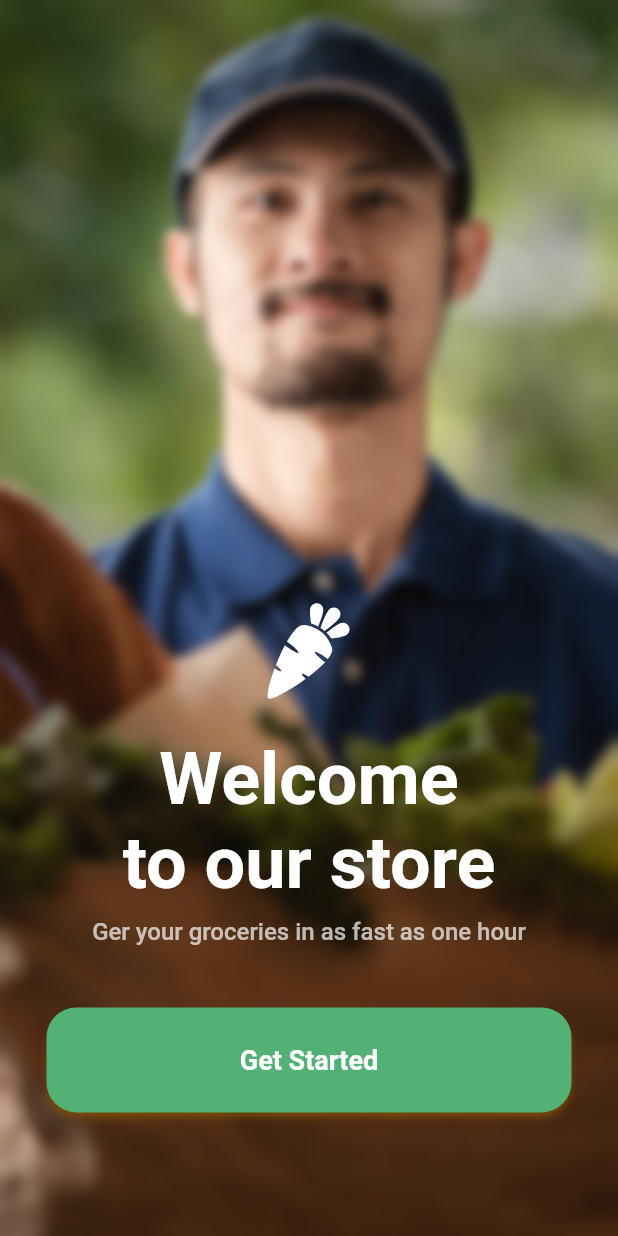
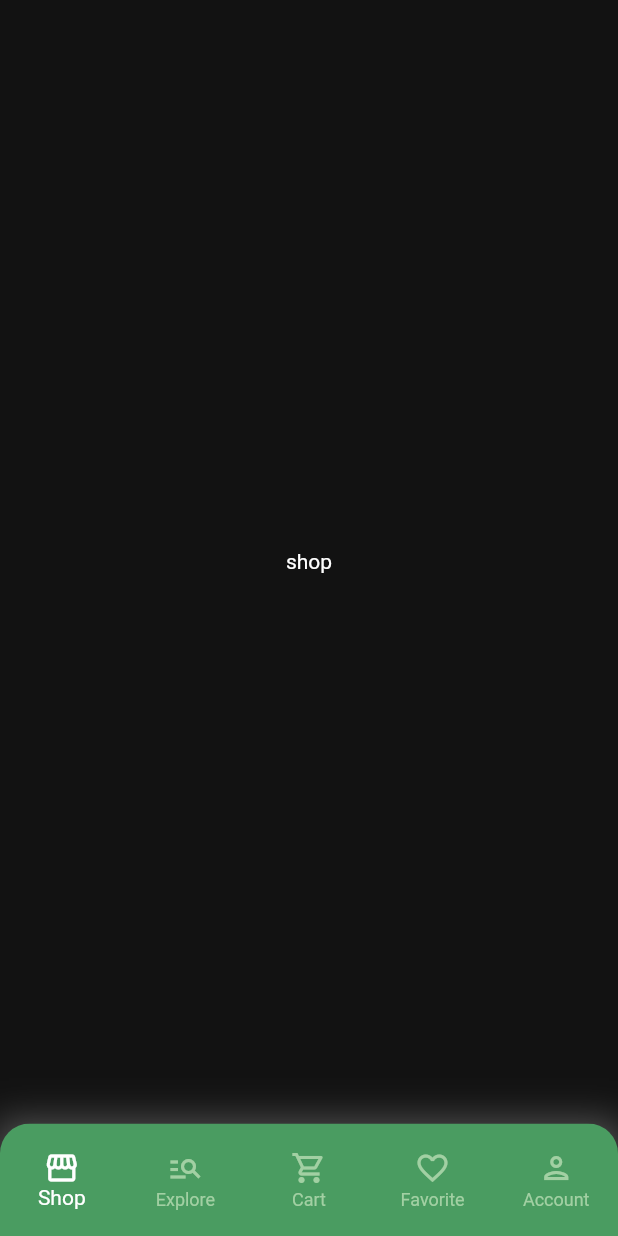
Before and after one commit to Mina329/nectar, a Flutter app: the screen it shows after launch, after a tap on "Get Started", on a phone screen of 412 x 824 dp. Run offline on Flutter 3.47's test engine with Material 2 defaults, Android fonts, the light colour scheme and no system bars; our stand-ins replace flutter_bloc, flutter_svg, go_router; Roboto replaces fonts that are missing (assets/fonts/Gilroy-Medium.ttf, assets/fonts/Gilroy-SemiBold.ttf).

Commit message:
add bottom navigation bar

```diff
--- a/lib/core/utils/color_manager.dart
+++ b/lib/core/utils/color_manager.dart
@@ -7,8 +7,10 @@ class ColorManager {
   static const primaryColorDark = Color(0xff4A9C61);
   static const googleBtnColor = Color(0xff5383EC);
   static const facebookBtnColor = Color(0xff4A66AC);
-  static const accentColor =  Color(0xffFFA500);
+  static const accentColor = Color(0xffFFA500);
   static const shadeTextColor = Color(0xff7C7C7C);
   static const textColorLight = Color(0xff181725);
+  static const textColorDark = Color(0xffffffff);
   static const textColorBtn = Color(0xffFFF9FF);
+  static const lightenedPrimaryColorDark = Color(0xffA2D0A3);
 }
--- a/lib/core/utils/strings_manager.dart
+++ b/lib/core/utils/strings_manager.dart
@@ -3,4 +3,9 @@ abstract class StringsManager{
   static const onBoardingTitle = "Welcome\nto our store";
   static const getStarted = "Get Started";
   static const onBoardingDescription = "Ger your groceries in as fast as one hour";
+  static const shop = "Shop";
+  static const cart = "Cart";
+  static const explore = "Explore";
+  static const favorite = "Favorite";
+  static const account = "Account";
 }
--- a/lib/core/utils/theme_manager.dart
+++ b/lib/core/utils/theme_manager.dart
@@ -13,8 +13,16 @@ abstract class ThemeManager {
         alignment: Alignment.center,
         shape: RoundedRectangleBorder(
           borderRadius: BorderRadius.circular(20),
-          )),
         ),
+      ),
+    ),
+    bottomNavigationBarTheme: const BottomNavigationBarThemeData(
+        showSelectedLabels: true,
+        showUnselectedLabels: true,
+        backgroundColor: Colors.white,
+        selectedItemColor: ColorManager.primaryColorLight,
+        unselectedItemColor: ColorManager.textColorLight,
+        type: BottomNavigationBarType.shifting),
   );
   static final darkTheme = ThemeData.dark().copyWith(
     scaffoldBackgroundColor: ColorManager.backgroundColorDark,
@@ -27,7 +35,16 @@ abstract class ThemeManager {
         alignment: Alignment.center,
         shape: RoundedRectangleBorder(
           borderRadius: BorderRadius.circular(20),
-          )),
+        ),
+      ),
+    ),
+    bottomNavigationBarTheme: const BottomNavigationBarThemeData(
+      showSelectedLabels: true,
+      showUnselectedLabels: true,
+      backgroundColor: ColorManager.primaryColorDark,
+      selectedItemColor: Colors.white,
+      unselectedItemColor: ColorManager.lightenedPrimaryColorDark,
+      type: BottomNavigationBarType.fixed,
     ),
   );
 }
--- /dev/null
+++ b/lib/core/widgets/custom_navigation_bar.dart
@@ -0,0 +1,70 @@
+import 'package:flutter/material.dart';
+
+import '../utils/strings_manager.dart';
+
+class CustomBottomNavigationBar extends StatelessWidget {
+  CustomBottomNavigationBar({
+    super.key,
+    required this.onItemTapped,
+    required this.selectedIndex,
+  });
+
+  final Function(int) onItemTapped;
+  final int selectedIndex;
+
+  final List<Icon> iconsList = [
+    const Icon(Icons.storefront),
+    const Icon(Icons.manage_search),
+    const Icon(Icons.shopping_cart_outlined),
+    const Icon(Icons.favorite_border),
+    const Icon(Icons.person_outlined),
+  ];
+
+  final List<String> labelsList = [
+    StringsManager.shop,
+    StringsManager.explore,
+    StringsManager.cart,
+    StringsManager.favorite,
+    StringsManager.account,
+  ];
+
+  final int itemCount = 5;
+
+  List<BottomNavigationBarItem> _generateItems() {
+    return List.generate(
+      itemCount,
+      (index) => BottomNavigationBarItem(
+        icon: iconsList[index],
+        label: labelsList[index],
+      ),
+    );
+  }
+
+  @override
+  Widget build(BuildContext context) {
+    return Container(
+      height: 75,
+      decoration: BoxDecoration(
+        boxShadow: [
+          BoxShadow(
+            color: Colors.grey.withOpacity(0.5),
+            spreadRadius: 3,
+            blurRadius: 20,
+            offset: const Offset(0, 2),
+          ),
+        ],
+      ),
+      child: ClipRRect(
+        borderRadius: const BorderRadius.only(
+          topLeft: Radius.circular(20),
+          topRight: Radius.circular(20),
+        ),
+        child: BottomNavigationBar(
+          currentIndex: selectedIndex,
+          onTap: onItemTapped,
+          items: _generateItems(),
+        ),
+      ),
+    );
+  }
+}
--- a/lib/features/home/presentation/view/home_view.dart
+++ b/lib/features/home/presentation/view/home_view.dart
@@ -1,10 +1,40 @@
 import 'package:flutter/material.dart';
+import 'package:flutter_bloc/flutter_bloc.dart';
+import 'package:nectar/features/home/presentation/view_model/navigation_bar_cubit/navigation_bar_cubit.dart';
+
+import '../../../../core/widgets/custom_navigation_bar.dart';
+import '../../../account/presentation/view/account_view.dart';
+import '../../../cart/presentation/view/cart_view.dart';
+import '../../../explore/presentation/view/explore_view.dart';
+import '../../../favourite/presentation/view/favourite_view.dart';
+import '../../../shop/presentation/view/shop_view.dart';
 
 class HomeView extends StatelessWidget {
   const HomeView({super.key});
 
+  static const Map<Type, Widget> _stateBodyMap = {
+    NavigationBarInitial: ShopView(),
+    NavigationBarShop: ShopView(),
+    NavigationBarExplore: ExploreView(),
+    NavigationBarCart: CartView(),
+    NavigationBarFavourite: FavouriteView(),
+    NavigationBarAccount: AccountView(),
+  };
+
   @override
   Widget build(BuildContext context) {
-    return const Scaffold();
+    return BlocBuilder<NavigationBarCubit, NavigationBarState>(
+      builder: (context, state) {
+        return Scaffold(
+          bottomNavigationBar: CustomBottomNavigationBar(
+            onItemTapped: (p0) =>
+                BlocProvider.of<NavigationBarCubit>(context).changeIndex(p0),
+            selectedIndex:
+                BlocProvider.of<NavigationBarCubit>(context).selectedIndex,
+          ),
+          body: _stateBodyMap[state.runtimeType] ?? const SizedBox(),
+        );
+      },
+    );
   }
 }
--- /dev/null
+++ b/lib/features/home/presentation/view_model/navigation_bar_cubit/navigation_bar_state.dart
@@ -0,0 +1,11 @@
+part of 'navigation_bar_cubit.dart';
+
+@immutable
+sealed class NavigationBarState {}
+
+final class NavigationBarInitial extends NavigationBarState {}
+final class NavigationBarShop extends NavigationBarState {}
+final class NavigationBarExplore extends NavigationBarState {}
+final class NavigationBarCart extends NavigationBarState {}
+final class NavigationBarFavourite extends NavigationBarState {}
+final class NavigationBarAccount extends NavigationBarState {}
--- a/lib/features/onboarding/presentation/view/onboarding_view.dart
+++ b/lib/features/onboarding/presentation/view/onboarding_view.dart
@@ -10,7 +10,9 @@ class OnBoardingView extends StatelessWidget {
   Widget build(BuildContext context) {
     SystemChrome.setSystemUIOverlayStyle(
         const SystemUiOverlayStyle(statusBarColor: Colors.transparent));
-    return Scaffold(
+    return WillPopScope(
+      onWillPop: () async => false,
+      child: Scaffold(
         body: Container(
             decoration: const BoxDecoration(
               image: DecorationImage(
@@ -19,6 +21,7 @@ class OnBoardingView extends StatelessWidget {
               ),
             ),
             child: const OnBoardingViewBody()),
+      ),
     );
   }
 }
--- a/lib/features/onboarding/presentation/view/widgets/onboarding_view_body.dart
+++ b/lib/features/onboarding/presentation/view/widgets/onboarding_view_body.dart
@@ -2,6 +2,8 @@ import 'dart:ui';
 
 import 'package:flutter/material.dart';
 import 'package:flutter_svg/flutter_svg.dart';
+import 'package:go_router/go_router.dart';
+import 'package:nectar/core/utils/app_router.dart';
 import 'package:nectar/core/utils/assets_manager.dart';
 import 'package:nectar/core/utils/strings_manager.dart';
 import 'package:nectar/core/utils/styles_manager.dart';
@@ -50,7 +52,9 @@ class OnBoardingViewBody extends StatelessWidget {
               width: 350,
               height: 70,
               child: CustomElevatedBtn(
-                onPressed: () {},
+                onPressed: () {
+                  GoRouter.of(context).push(AppRouter.kHomeView);
+                },
                 txt: StringsManager.getStarted,
                 style: StylesManager.gilroySemiBold18,
               ),
--- /dev/null
+++ b/lib/features/shop/presentation/view/shop_view.dart
@@ -0,0 +1,10 @@
+import 'package:flutter/material.dart';
+
+class ShopView extends StatelessWidget {
+  const ShopView({super.key});
+
+  @override
+  Widget build(BuildContext context) {
+    return const Center(child: Text("shop"));
+  }
+}
--- a/lib/main.dart
+++ b/lib/main.dart
@@ -1,18 +1,14 @@
 import 'package:flutter/material.dart';
-import 'package:flutter/services.dart';
+import 'package:flutter_bloc/flutter_bloc.dart';
 import 'package:nectar/core/utils/app_router.dart';
 import 'package:nectar/core/utils/theme_manager.dart';
 
-bool light = true;
+import 'features/home/presentation/view_model/navigation_bar_cubit/navigation_bar_cubit.dart';
+
+bool light = false;
 
 void main() {
   WidgetsFlutterBinding.ensureInitialized();
-
-  if (light) {
-    SystemChrome.setSystemUIOverlayStyle(SystemUiOverlayStyle.dark);
-  } else {
-    SystemChrome.setSystemUIOverlayStyle(SystemUiOverlayStyle.light);
-  }
 
   runApp(const MyApp());
 }
@@ -21,10 +17,17 @@ class MyApp extends StatelessWidget {
   const MyApp({super.key});
   @override
   Widget build(BuildContext context) {
-    return MaterialApp.router(
-      debugShowCheckedModeBanner: false,
-      theme: light ? ThemeManager.lightTheme : ThemeManager.darkTheme,
-      routerConfig: AppRouter.router,
+    return MultiBlocProvider(
+      providers: [
+        BlocProvider(
+          create: (context) => NavigationBarCubit(),
+        )
+      ],
+      child: MaterialApp.router(
+        debugShowCheckedModeBanner: false,
+        theme: light ? ThemeManager.lightTheme : ThemeManager.darkTheme,
+        routerConfig: AppRouter.router,
+      ),
     );
   }
 }
--- a/pubspec.yaml
+++ b/pubspec.yaml
@@ -28,9 +28,11 @@ environment:
 # the latest version available on pub.dev. To see which dependencies have newer
 # versions available, run `flutter pub outdated`.
 dependencies:
+  animated_bottom_navigation_bar: ^1.2.0
   cupertino_icons: ^1.0.2
   flutter:
     sdk: flutter
+  flutter_bloc: ^8.1.3
   flutter_screenutil: ^5.9.0
   flutter_svg: ^2.0.7
   go_router: ^10.1.0
@@ -69,7 +71,6 @@ flutter:
         - asset: assets/fonts/Gilroy-Bold.ttf
         - asset: assets/fonts/Gilroy-SemiBold.ttf
         - asset: assets/fonts/Gilroy-Regular.ttf
-
   #       - asset: fonts/Schyler-Italic.ttf
   #         style: italic
   #   - family: Trajan Pro
```
Also changed, not shown: lib/features/account/presentation/view/account_view.dart (added, +10 -0 lines), lib/features/cart/presentation/view/cart_view.dart (added, +10 -0 lines), lib/features/explore/presentation/view/explore_view.dart (added, +10 -0 lines), lib/features/favourite/presentation/view/favourite_view.dart (added, +10 -0 lines), lib/features/home/presentation/view_model/navigation_bar_cubit/navigation_bar_cubit.dart (added, +35 -0 lines), pubspec.lock. Lines whose indentation alone changed are shown as unchanged.
